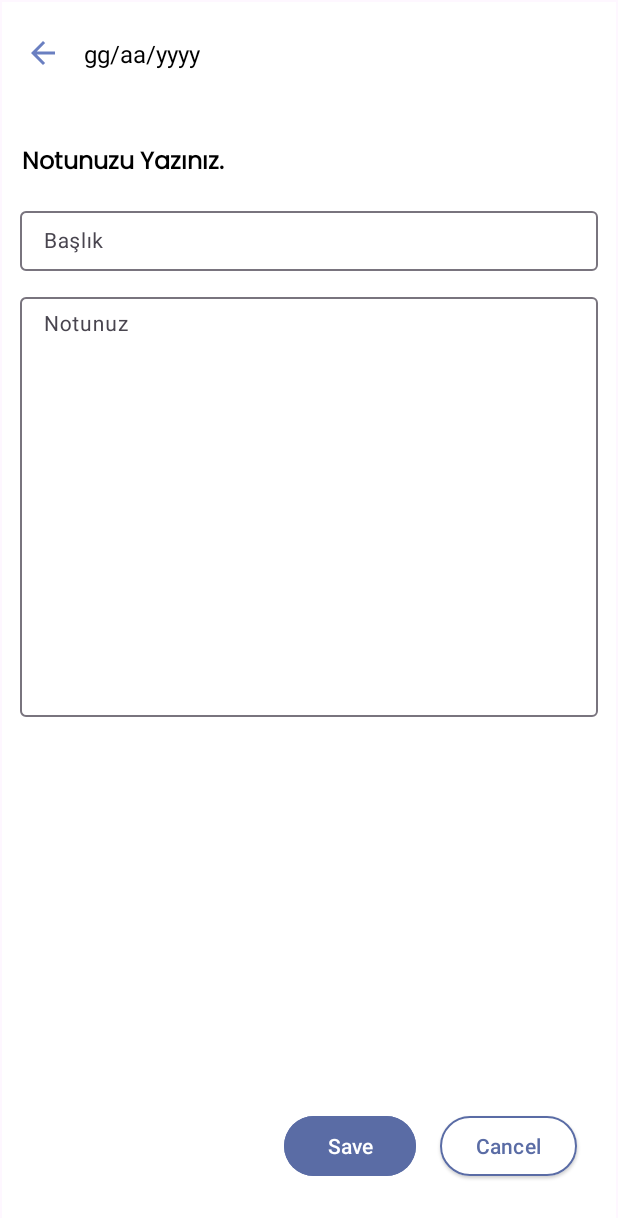
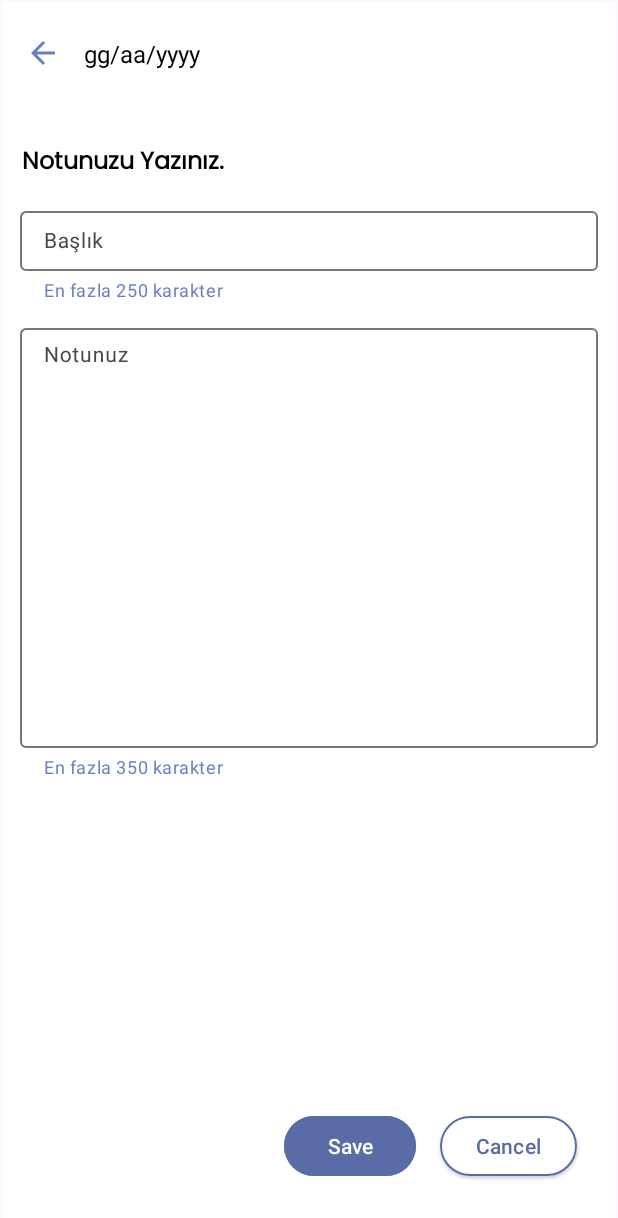
Before and after one commit to yusufksimsek/DayStory-Android, an Android app: the AddEventFragment screen opened through its navigation route, after a tap on "Save", on a phone screen of 412 x 824 dp. Shown: the top 1218 px of the screen. Run offline under Robolectric (Android 15) with nearby library versions, the light colour scheme and no system bars; our stand-ins replace Room's generated code, data binding, navigation-ui; Roboto replaces fonts that are not available here.

Commit message:
Bug fixed - Character limit validation control added into ViewModel while creating and updating Events

```diff
--- a/app/src/main/java/com/example/daystory/fragments/AddEventFragment.kt
+++ b/app/src/main/java/com/example/daystory/fragments/AddEventFragment.kt
@@ -1,27 +1,21 @@
 package com.example.daystory.fragments
 
-import android.icu.text.SimpleDateFormat
 import android.os.Bundle
-import android.util.Log
-import androidx.fragment.app.Fragment
-import android.view.LayoutInflater
-import android.view.Menu
-import android.view.MenuInflater
-import android.view.MenuItem
-import android.view.View
-import android.view.ViewGroup
+import android.text.Editable
+import android.text.TextWatcher
+import android.view.*
 import android.widget.Toast
 import androidx.core.view.MenuHost
 import androidx.core.view.MenuProvider
+import androidx.fragment.app.Fragment
 import androidx.lifecycle.Lifecycle
+import androidx.lifecycle.ViewModelProvider
 import androidx.navigation.findNavController
 import com.example.daystory.MainActivity
 import com.example.daystory.R
 import com.example.daystory.databinding.FragmentAddEventBinding
 import com.example.daystory.model.Event
 import com.example.daystory.viewmodel.EventViewModel
-import java.util.Date
-import java.util.Locale
 
 class AddEventFragment : Fragment(R.layout.fragment_add_event), MenuProvider {
 
@@ -42,9 +36,9 @@ class AddEventFragment : Fragment(R.layout.fragment_add_event), MenuProvider {
         super.onViewCreated(view, savedInstanceState)
 
         val menuHost: MenuHost = requireActivity()
-        menuHost.addMenuProvider(this,viewLifecycleOwner, Lifecycle.State.RESUMED)
+        menuHost.addMenuProvider(this, viewLifecycleOwner, Lifecycle.State.RESUMED)
 
-        eventsViewModel = (activity as MainActivity).eventViewModel
+        eventsViewModel = ViewModelProvider(requireActivity()).get(EventViewModel::class.java)
         addEventView = view
 
         eventsViewModel.selectedDate.observe(viewLifecycleOwner) { date ->
@@ -63,23 +57,50 @@ class AddEventFragment : Fragment(R.layout.fragment_add_event), MenuProvider {
             it.findNavController().popBackStack()
         }
 
+        binding.addEventTitle.addTextChangedListener(object : TextWatcher {
+            override fun beforeTextChanged(s: CharSequence?, start: Int, count: Int, after: Int) {}
+
+            override fun onTextChanged(s: CharSequence?, start: Int, before: Int, count: Int) {
+                eventsViewModel.validateTitle(s.toString())
+            }
+
+            override fun afterTextChanged(s: Editable?) {}
+        })
+
+        binding.addEventDesc.addTextChangedListener(object : TextWatcher {
+            override fun beforeTextChanged(s: CharSequence?, start: Int, count: Int, after: Int) {}
+
+            override fun onTextChanged(s: CharSequence?, start: Int, before: Int, count: Int) {
+                eventsViewModel.validateDesc(s.toString())
+            }
+
+            override fun afterTextChanged(s: Editable?) {}
+        })
+
+        eventsViewModel.addTitleError.observe(viewLifecycleOwner) { error ->
+            binding.TitleInputLayout.error = error
+        }
+
+        eventsViewModel.addDescError.observe(viewLifecycleOwner) { error ->
+            binding.DescInputLayout.error = error
+        }
     }
 
     private fun saveEvent() {
-
         val eventTitle = binding.addEventTitle.text.toString().trim()
         val eventDesc = binding.addEventDesc.text.toString().trim()
         val date = binding.textViewDateAdd.text.toString()
 
+        eventsViewModel.validateTitle(eventTitle)
+        eventsViewModel.validateDesc(eventDesc)
 
-        if (eventTitle.isNotEmpty() && eventDesc.isNotEmpty()) {
+        if (eventTitle.isNotEmpty() && eventDesc.isNotEmpty() && binding.TitleInputLayout.error == null && binding.DescInputLayout.error == null) {
             val event = Event(0, eventTitle, eventDesc, date)
             eventsViewModel.addEvent(event)
-            Log.d("AddEventFragment", "Event Date: $date")
             Toast.makeText(addEventView.context, "Event Saved", Toast.LENGTH_SHORT).show()
             addEventView.findNavController().popBackStack()
         } else {
-            Toast.makeText(addEventView.context, "Please fill out all fields", Toast.LENGTH_SHORT).show()
+            Toast.makeText(addEventView.context, "Please fill out all fields correctly", Toast.LENGTH_SHORT).show()
         }
     }
 
@@ -96,5 +117,4 @@ class AddEventFragment : Fragment(R.layout.fragment_add_event), MenuProvider {
         super.onDestroy()
         addEventBinding = null
     }
-
 }
--- a/app/src/main/java/com/example/daystory/viewmodel/EventViewModel.kt
+++ b/app/src/main/java/com/example/daystory/viewmodel/EventViewModel.kt
@@ -13,6 +13,20 @@ class EventViewModel(app: Application, private val eventRepository: EventReposit
 
     private val _selectedDate = MutableLiveData<String>()
     val selectedDate: LiveData<String> get() = _selectedDate
+
+    private val _titleError = MutableLiveData<String?>()
+    val addTitleError: LiveData<String?> = _titleError
+
+    private val _descError = MutableLiveData<String?>()
+    val addDescError: LiveData<String?> = _descError
+
+    fun validateTitle(title: String) {
+        _titleError.value = if (title.length > 250) "Başlık en fazla 250 karakter olabilir" else null
+    }
+
+    fun validateDesc(desc: String) {
+        _descError.value = if (desc.length > 350) "Açıklama en fazla 350 karakter olabilir" else null
+    }
 
     fun setSelectedDate(date: String) {
         _selectedDate.value = date
--- a/app/src/main/res/layout/fragment_add_event.xml
+++ b/app/src/main/res/layout/fragment_add_event.xml
@@ -44,6 +44,8 @@
             android:layout_marginStart="12dp"
             android:layout_marginTop="16dp"
             android:layout_marginEnd="12dp"
+            app:helperText="En fazla 250 karakter"
+            app:helperTextTextColor="@color/altiCiziliText"
             app:endIconDrawable="@drawable/cancel_icon"
             app:endIconMode="clear_text"
             app:endIconTint="@color/loginIconColors"
@@ -64,11 +66,14 @@
         </com.google.android.material.textfield.TextInputLayout>
 
         <com.google.android.material.textfield.TextInputLayout
+            android:id="@+id/DescInputLayout"
             android:layout_width="0dp"
             android:layout_height="wrap_content"
             android:layout_marginStart="12dp"
             android:layout_marginTop="12dp"
             android:layout_marginEnd="12dp"
+            app:helperText="En fazla 350 karakter"
+            app:helperTextTextColor="@color/altiCiziliText"
             app:endIconDrawable="@drawable/cancel_icon"
             app:endIconMode="clear_text"
             app:endIconTint="@color/loginIconColors"
```
Also changed, not shown: app/src/main/java/com/example/daystory/fragments/EditEventFragment.kt (+56 -16 lines), app/src/main/res/layout/fragment_edit_event.xml (+7 -2 lines).
